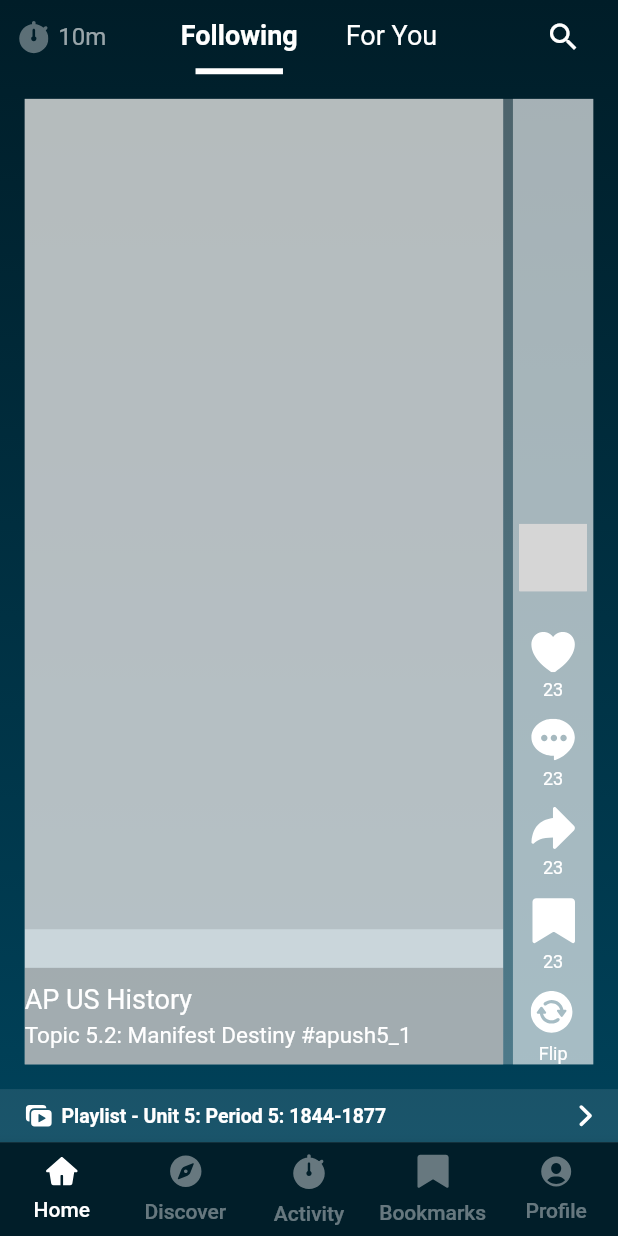
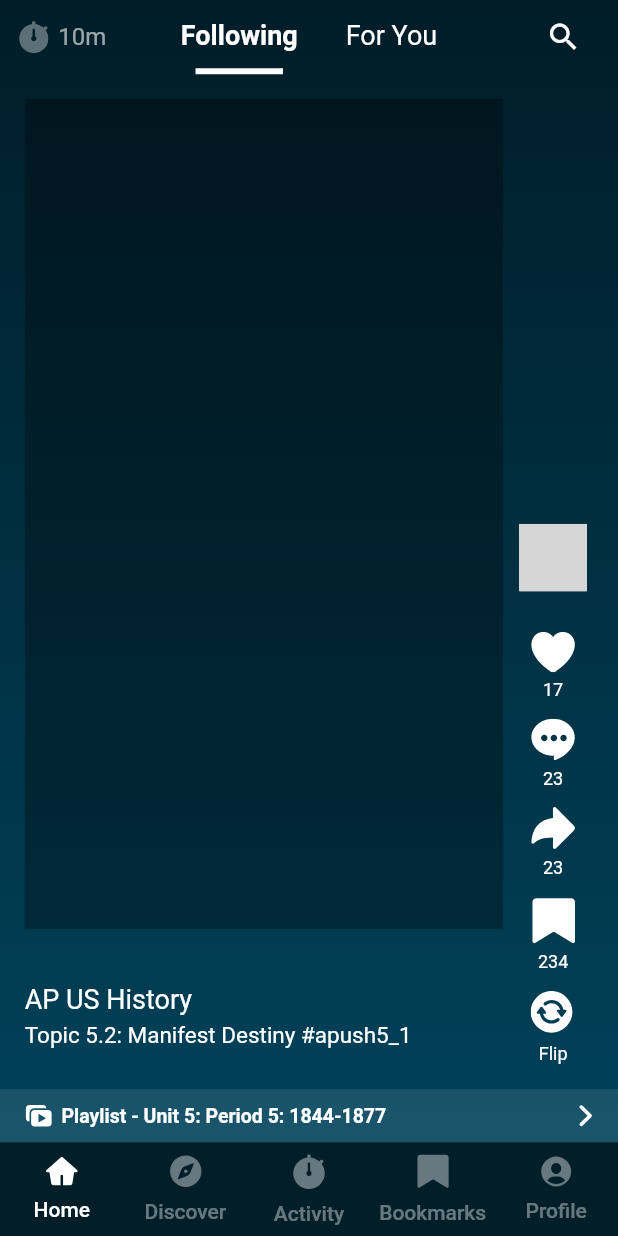
Before and after one commit to Ndirangug/crossover_crossplatform_developer_test, a Flutter app: the screen it shows after launch, on a phone screen of 412 x 824 dp. Run offline on Flutter 3.47's test engine with Material 2 defaults, Android fonts, the phone set to English and light mode, and no system bars; our stand-ins replace flutter_svg, get, logger; Roboto replaces fonts that are missing (SFProRounded); grey boxes are pictures that could not be loaded.

Commit message:
feat: add feedactions controller

```diff
--- /dev/null
+++ b/lib/controllers/feed_actions_controller.dart
@@ -0,0 +1,32 @@
+import 'package:get/get.dart';
+
+class FeedActionsController extends GetxController {
+  final _likes = 17.obs;
+  final _bookmarks = 234.obs;
+
+  final _isLiked = false.obs;
+  final _isBookmarked = false.obs;
+
+  void toggleLike() {
+    _isLiked.value = !_isLiked.value;
+    if (_isLiked.value) {
+      _likes.value++;
+    } else {
+      _likes.value--;
+    }
+  }
+
+  void toggleBookmark() {
+    _isBookmarked.value = !_isBookmarked.value;
+    if (_isBookmarked.value) {
+      _bookmarks.value++;
+    } else {
+      _bookmarks.value--;
+    }
+  }
+
+  int get likes => _likes.value;
+  int get bookmarks => _bookmarks.value;
+  bool get isLiked => _isLiked.value;
+  bool get isBookmarked => _isBookmarked.value;
+}
--- a/lib/main.dart
+++ b/lib/main.dart
@@ -1,3 +1,4 @@
+import 'package:crossover_test/controllers/feed_actions_controller.dart';
 import 'package:crossover_test/pallette.dart' as palette;
 import 'package:crossover_test/router.dart';
 import 'package:crossover_test/widgets/bottom_navbar/bottom_navbar.dart';
@@ -25,6 +26,7 @@ class _MyAppState extends State<MyApp> {
     return GetMaterialApp(
       initialBinding: BindingsBuilder(() async {
         //Get.put(await SharedPreferences.getInstance(), permanent: true);
+        Get.put(FeedActionsController(), permanent: true);
         Get.put(Logger(), permanent: true);
       }),
       initialRoute: "/",
@@ -42,8 +44,8 @@ class _MyAppState extends State<MyApp> {
             primaryGradientColor1: const Color.fromRGBO(0, 29, 40, 1),
             primaryGradientColor2: const Color.fromRGBO(0, 66, 90, 1),
             accent: const Color.fromRGBO(40, 177, 143, 1),
-            error: const Color.fromRGBO(1, 30, 41, 1),
-            tertiary1: const Color.fromRGBO(220, 95, 95, 1),
+            error: const Color.fromRGBO(220, 95, 95, 1),
+            tertiary1: const Color.fromRGBO(241, 125, 35, 1),
             tertiary2: const Color.fromRGBO(251, 182, 104, 1),
             tertiary3: const Color.fromRGBO(255, 212, 73, 1),
             tertiary4: const Color.fromRGBO(22, 98, 79, 1),
@@ -63,8 +65,8 @@ class _MyAppState extends State<MyApp> {
             primaryGradientColor1: const Color.fromRGBO(0, 29, 40, 1),
             primaryGradientColor2: const Color.fromRGBO(0, 66, 90, 1),
             accent: const Color.fromRGBO(40, 177, 143, 1),
-            error: const Color.fromRGBO(1, 30, 41, 1),
-            tertiary1: const Color.fromRGBO(220, 95, 95, 1),
+            error: const Color.fromRGBO(220, 95, 95, 1),
+            tertiary1: const Color.fromRGBO(241, 125, 35, 1),
             tertiary2: const Color.fromRGBO(251, 182, 104, 1),
             tertiary3: const Color.fromRGBO(255, 212, 73, 1),
             tertiary4: const Color.fromRGBO(22, 98, 79, 1),
--- a/lib/pages/home.dart
+++ b/lib/pages/home.dart
@@ -36,7 +36,7 @@ class HomePage extends StatelessWidget {
             ),
             Expanded(
                 child: Container(
-              child: const Swippable(),
+              child: Swippable(),
             ))
           ],
         ),
--- a/lib/pallette.dart
+++ b/lib/pallette.dart
@@ -1,8 +1,4 @@
 import 'package:flutter/material.dart';
-
-const Color white = Color.fromARGB(255, 255, 255, 255);
-const Color fadedWhite = Color.fromARGB(102, 255, 255, 255);
-const Color maastrichBlue = Color.fromARGB(255, 1, 30, 41);
 
 class Pallette extends ThemeExtension<Pallette> {
   final Color normalText;
--- a/lib/widgets/home/content_info.dart
+++ b/lib/widgets/home/content_info.dart
@@ -6,7 +6,7 @@ class ContentInfo extends StatelessWidget {
   @override
   Widget build(BuildContext context) {
     return Container(
-      color: Colors.black.withOpacity(0.2),
+      //color: Colors.black.withOpacity(0.2),
       child: Column(
           mainAxisAlignment: MainAxisAlignment.center,
           crossAxisAlignment: CrossAxisAlignment.start,
--- a/lib/widgets/home/feed_actions.dart
+++ b/lib/widgets/home/feed_actions.dart
@@ -39,7 +39,9 @@ class ActionItem extends StatelessWidget {
 
   @override
   Widget build(BuildContext context) {
-    return Column(
+    return GestureDetector(
+      onTap: onTap,
+      child: Column(
         mainAxisAlignment: MainAxisAlignment.center,
         crossAxisAlignment: CrossAxisAlignment.center,
         mainAxisSize: MainAxisSize.min,
@@ -54,9 +56,11 @@ class ActionItem extends StatelessWidget {
           ),
           Text(
             label,
-          style: Theme.of(context).textTheme.bodyMedium!.copyWith(fontSize: 12),
+            style:
+                Theme.of(context).textTheme.bodyMedium!.copyWith(fontSize: 12),
           )
         ],
+      ),
     );
   }
 }
--- a/lib/widgets/home/swipable.dart
+++ b/lib/widgets/home/swipable.dart
@@ -1,11 +1,15 @@
+import 'package:crossover_test/controllers/feed_actions_controller.dart';
+import 'package:crossover_test/pallette.dart';
 import 'package:crossover_test/widgets/home/content_info.dart';
 import 'package:crossover_test/widgets/home/feed_actions.dart';
 import 'package:crossover_test/widgets/home/playlist_view.dart';
 import 'package:crossover_test/widgets/home/user_avatar.dart';
 import 'package:flutter/material.dart';
+import 'package:get/get.dart';
 
 class Swippable extends StatelessWidget {
-  const Swippable({super.key});
+  Swippable({super.key});
+  final FeedActionsController _feedActionsController = Get.find();
 
   @override
   Widget build(BuildContext context) {
@@ -24,7 +28,7 @@ class Swippable extends StatelessWidget {
                           vertical: constraints.maxWidth * 0.04),
                       width: constraints.maxWidth,
                       child: Container(
-                          color: Colors.white.withOpacity(0.3),
+                          // color: Colors.white.withOpacity(0.3),
                           child: Row(
                         mainAxisAlignment: MainAxisAlignment.start,
                         crossAxisAlignment: CrossAxisAlignment.center,
@@ -36,18 +40,15 @@ class Swippable extends StatelessWidget {
                                 width: constraints.maxWidth,
                                 margin: EdgeInsets.only(
                                     right: constraints.maxWidth * 0.02),
-                                    color: Colors.white.withOpacity(0.7),
+                                //color: Colors.white.withOpacity(0.7),
                                 child: Column(
                                   mainAxisSize: MainAxisSize.min,
-                                      mainAxisAlignment:
-                                          MainAxisAlignment.center,
-                                      crossAxisAlignment:
-                                          CrossAxisAlignment.center,
+                                  mainAxisAlignment: MainAxisAlignment.center,
+                                  crossAxisAlignment: CrossAxisAlignment.center,
                                   children: [
                                     Expanded(
                                       child: Container(
-                                            color:
-                                                Colors.black.withOpacity(0.1),
+                                        color: Colors.black.withOpacity(0.3),
                                         height: 45,
                                         width: constraints.maxWidth,
                                       ),
@@ -56,8 +57,7 @@ class Swippable extends StatelessWidget {
                                       alignment: Alignment.bottomLeft,
                                       child: Container(
                                         margin: EdgeInsets.only(
-                                                top: constraints.maxHeight *
-                                                    0.04),
+                                            top: constraints.maxHeight * 0.04),
                                         height: constraints.maxHeight * 0.1,
                                         width: constraints.maxWidth,
                                         child: const ContentInfo(),
@@ -71,24 +71,32 @@ class Swippable extends StatelessWidget {
                           Container(
                               width: constraints.maxWidth * 0.13,
                               height: constraints.maxHeight,
-                                  color: Colors.white.withOpacity(0.5),
+                              // color: Colors.white.withOpacity(0.5),
                               alignment: Alignment.bottomCenter,
                               child: Column(
                                 mainAxisAlignment: MainAxisAlignment.end,
-                                    crossAxisAlignment:
-                                        CrossAxisAlignment.center,
+                                crossAxisAlignment: CrossAxisAlignment.center,
                                 children: [
                                   Container(
-                                          margin:
-                                              const EdgeInsets.only(bottom: 15),
+                                      margin: const EdgeInsets.only(bottom: 15),
                                       child: const UserAvatar(width: 45)),
-                                      FeedActions(
+                                  Obx(() => FeedActions(
                                         spacing: 12,
                                         items: [
                                           ActionItem(
                                               icon: "like",
-                                              label: "23",
-                                              onTap: () {}),
+                                              label:
+                                                  "${_feedActionsController.likes}",
+                                              color: _feedActionsController
+                                                      .isLiked
+                                                  ? Theme.of(context)
+                                                      .extension<Pallette>()!
+                                                      .error
+                                                  : Theme.of(context)
+                                                      .extension<Pallette>()!
+                                                      .normalText,
+                                              onTap: _feedActionsController
+                                                  .toggleLike),
                                           ActionItem(
                                               icon: "comment",
                                               label: "23",
@@ -99,14 +107,24 @@ class Swippable extends StatelessWidget {
                                               onTap: () {}),
                                           ActionItem(
                                               icon: "bookmarks",
-                                              label: "23",
-                                              onTap: () {}),
+                                              label:
+                                                  "${_feedActionsController.bookmarks}",
+                                              color: _feedActionsController
+                                                      .isBookmarked
+                                                  ? Theme.of(context)
+                                                      .extension<Pallette>()!
+                                                      .tertiary3
+                                                  : Theme.of(context)
+                                                      .extension<Pallette>()!
+                                                      .normalText,
+                                              onTap: _feedActionsController
+                                                  .toggleBookmark),
                                           ActionItem(
                                               icon: "flip",
                                               label: "Flip",
                                               onTap: () {})
                                         ],
-                                      )
+                                      ))
                                 ],
                               ))
                         ],
```
Lines whose indentation alone changed are shown as unchanged.
